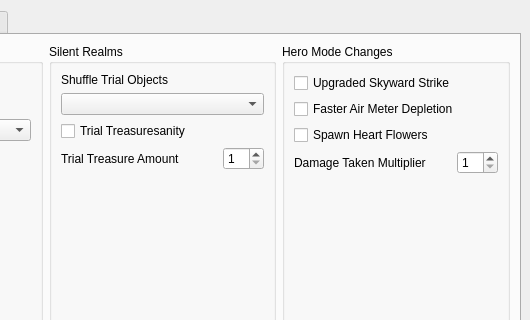
This is gui/randogui.ui in ssrando/ssrando as Qt 5 draws it before an edit; both pictures show x 672 to 1202 and y 0 to 320 of the 1202 by 759 pixel window. The edited form follows.
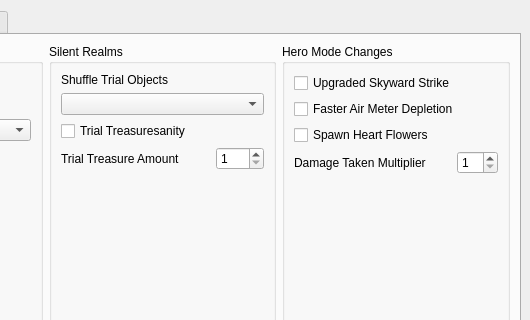
This is the edited form.

The edit to the form file:
```diff
--- a/gui/randogui.ui
+++ b/gui/randogui.ui
@@ -1212,7 +1212,7 @@
                 <widget class="QSpinBox" name="option_trial_treasure_amount">
                  <property name="maximumSize">
                   <size>
-                   <width>41</width>
+                   <width>48</width>
                    <height>16777215</height>
                   </size>
                  </property>
```
